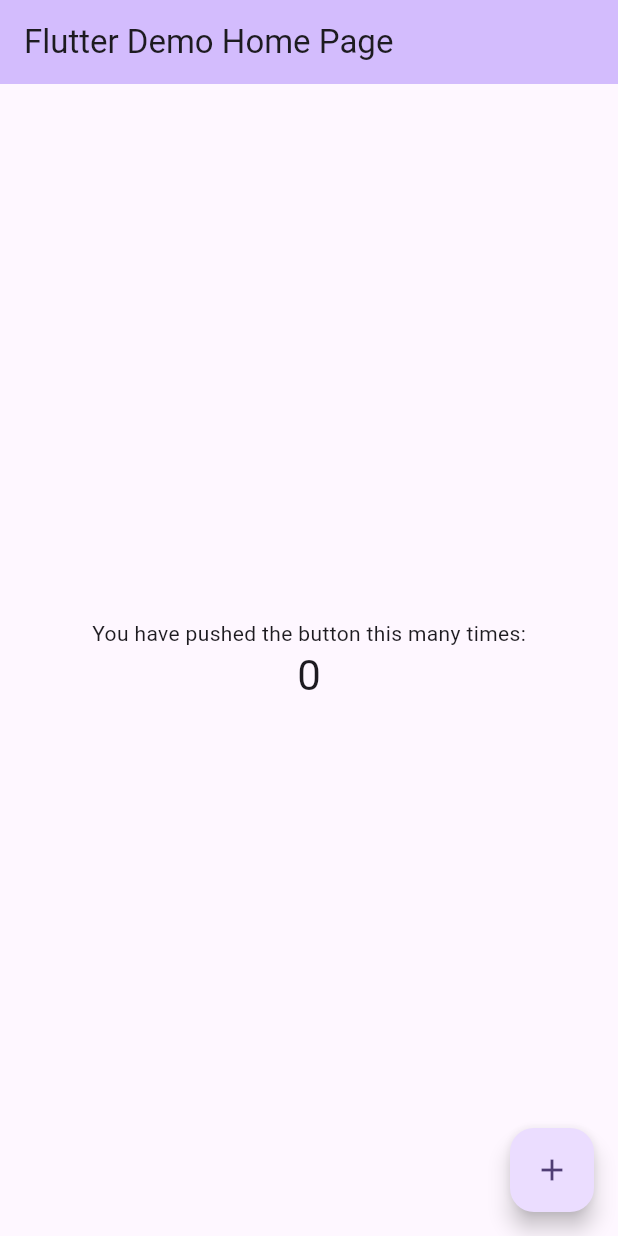
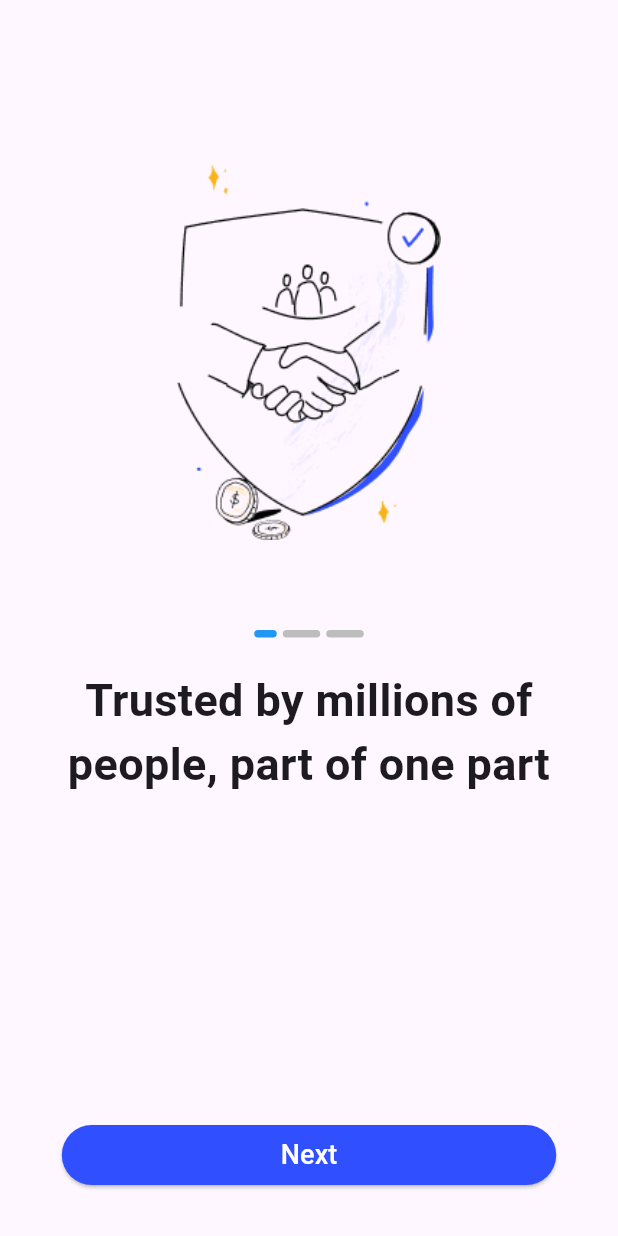
Before and after one commit to imwaseemashraf/coinpay_fintech_finance, a Flutter app: the screen it shows after launch, on a phone screen of 412 x 824 dp. Run offline on Flutter 3.47's test engine with Material 3 defaults, Android fonts, the phone set to English and light mode, and no system bars; our stand-ins replace gap.

Commit message:
onboarding

```diff
--- /dev/null
+++ b/lib/common/globalfun/globalfun.dart
@@ -0,0 +1,16 @@
+import 'package:coinpay_fintech_finance/dev_export/dev_export.dart';
+
+// NAVIGATE TO
+navigateToPage(Widget page, BuildContext context) {
+  return Navigator.push(context, MaterialPageRoute(builder: (_) => page));
+}
+
+// APP SCREEN HEIGHT
+appHeight(BuildContext context) {
+  return MediaQuery.sizeOf(context).height;
+}
+
+// APP SCREEN WIDTH
+appWidth(BuildContext context) {
+  return MediaQuery.sizeOf(context).width;
+}
--- /dev/null
+++ b/lib/common/utils/appassets.dart
@@ -0,0 +1,7 @@
+class AppAssets {
+  // ONBOARDING ASSETS
+  static const String splash = "assets/images/Splash.png";
+  static const String onboardingOne = "assets/images/group.png";
+  static const String onboardingTwo = "assets/images/abroad.png";
+  static const String onboardingThree = "assets/images/Money.png";
+}
--- /dev/null
+++ b/lib/common/utils/appcolors.dart
@@ -0,0 +1,9 @@
+import 'dart:ui';
+
+class AppColors {
+  static const primaryColor = Color(0xFF304FFE);
+  static const secondaryColor = Color(0xFF304FFE);
+  static const triColor = Color(0xFF304FFE);
+  static const white = Color(0xFFFFFFFF);
+  static const black = Color(0xFF000000);
+}
--- a/lib/main.dart
+++ b/lib/main.dart
@@ -1,122 +1,13 @@
-import 'package:flutter/material.dart';
+import 'package:coinpay_fintech_finance/dev_export/dev_export.dart';
 
 void main() {
-  runApp(const MyApp());
+  runApp(MyApp());
 }
 
 class MyApp extends StatelessWidget {
   const MyApp({super.key});
-
-  // This widget is the root of your application.
   @override
   Widget build(BuildContext context) {
-    return MaterialApp(
-      title: 'Flutter Demo',
-      theme: ThemeData(
-        // This is the theme of your application.
-        //
-        // TRY THIS: Try running your application with "flutter run". You'll see
-        // the application has a purple toolbar. Then, without quitting the app,
-        // try changing the seedColor in the colorScheme below to Colors.green
-        // and then invoke "hot reload" (save your changes or press the "hot
-        // reload" button in a Flutter-supported IDE, or press "r" if you used
-        // the command line to start the app).
-        //
-        // Notice that the counter didn't reset back to zero; the application
-        // state is not lost during the reload. To reset the state, use hot
-        // restart instead.
-        //
-        // This works for code too, not just values: Most code changes can be
-        // tested with just a hot reload.
-        colorScheme: ColorScheme.fromSeed(seedColor: Colors.deepPurple),
-      ),
-      home: const MyHomePage(title: 'Flutter Demo Home Page'),
-    );
+    return MaterialApp(debugShowCheckedModeBanner: false, home: SplashScreen());
   }
 }
-
-class MyHomePage extends StatefulWidget {
-  const MyHomePage({super.key, required this.title});
-
-  // This widget is the home page of your application. It is stateful, meaning
-  // that it has a State object (defined below) that contains fields that affect
-  // how it looks.
-
-  // This class is the configuration for the state. It holds the values (in this
-  // case the title) provided by the parent (in this case the App widget) and
-  // used by the build method of the State. Fields in a Widget subclass are
-  // always marked "final".
-
-  final String title;
-
-  @override
-  State<MyHomePage> createState() => _MyHomePageState();
-}
-
-class _MyHomePageState extends State<MyHomePage> {
-  int _counter = 0;
-
-  void _incrementCounter() {
-    setState(() {
-      // This call to setState tells the Flutter framework that something has
-      // changed in this State, which causes it to rerun the build method below
-      // so that the display can reflect the updated values. If we changed
-      // _counter without calling setState(), then the build method would not be
-      // called again, and so nothing would appear to happen.
-      _counter++;
-    });
-  }
-
-  @override
-  Widget build(BuildContext context) {
-    // This method is rerun every time setState is called, for instance as done
-    // by the _incrementCounter method above.
-    //
-    // The Flutter framework has been optimized to make rerunning build methods
-    // fast, so that you can just rebuild anything that needs updating rather
-    // than having to individually change instances of widgets.
-    return Scaffold(
-      appBar: AppBar(
-        // TRY THIS: Try changing the color here to a specific color (to
-        // Colors.amber, perhaps?) and trigger a hot reload to see the AppBar
-        // change color while the other colors stay the same.
-        backgroundColor: Theme.of(context).colorScheme.inversePrimary,
-        // Here we take the value from the MyHomePage object that was created by
-        // the App.build method, and use it to set our appbar title.
-        title: Text(widget.title),
-      ),
-      body: Center(
-        // Center is a layout widget. It takes a single child and positions it
-        // in the middle of the parent.
-        child: Column(
-          // Column is also a layout widget. It takes a list of children and
-          // arranges them vertically. By default, it sizes itself to fit its
-          // children horizontally, and tries to be as tall as its parent.
-          //
-          // Column has various properties to control how it sizes itself and
-          // how it positions its children. Here we use mainAxisAlignment to
-          // center the children vertically; the main axis here is the vertical
-          // axis because Columns are vertical (the cross axis would be
-          // horizontal).
-          //
-          // TRY THIS: Invoke "debug painting" (choose the "Toggle Debug Paint"
-          // action in the IDE, or press "p" in the console), to see the
-          // wireframe for each widget.
-          mainAxisAlignment: MainAxisAlignment.center,
-          children: <Widget>[
-            const Text('You have pushed the button this many times:'),
-            Text(
-              '$_counter',
-              style: Theme.of(context).textTheme.headlineMedium,
-            ),
-          ],
-        ),
-      ),
-      floatingActionButton: FloatingActionButton(
-        onPressed: _incrementCounter,
-        tooltip: 'Increment',
-        child: const Icon(Icons.add),
-      ), // This trailing comma makes auto-formatting nicer for build methods.
-    );
-  }
-}
--- /dev/null
+++ b/lib/models/onboardingmodel/onboarding_model.dart
@@ -0,0 +1,6 @@
+class OnboardingPage {
+  final String imagePath;
+  final String title;
+
+  OnboardingPage({required this.imagePath, required this.title});
+}
--- /dev/null
+++ b/lib/view/screens/onboarding/onboarding_screen.dart
@@ -0,0 +1,111 @@
+import '../../../dev_export/dev_export.dart';
+
+class OnBoardingScreen extends StatefulWidget {
+  const OnBoardingScreen({super.key});
+
+  @override
+  State<OnBoardingScreen> createState() => _OnBoardingScreenState();
+}
+
+class _OnBoardingScreenState extends State<OnBoardingScreen> {
+  final PageController pageController = PageController();
+  int currentIndex = 0;
+  final List<OnboardingPage> onboardingPages = [
+    OnboardingPage(
+      imagePath: AppAssets.onboardingOne,
+      title: 'Trusted by millions of people, part of one part',
+    ),
+    OnboardingPage(
+      imagePath: AppAssets.onboardingTwo,
+      title: 'Spend money abroad, and track your expense',
+    ),
+    OnboardingPage(
+      imagePath: AppAssets.onboardingThree,
+      title: 'Receive Money From Anywhere In The World',
+    ),
+  ];
+  void nextPage() {
+    if (currentIndex < onboardingPages.length - 1) {
+      pageController.nextPage(
+        duration: Duration(milliseconds: 300),
+        curve: Curves.ease,
+      );
+    } else {}
+  }
+
+  @override
+  Widget build(BuildContext context) {
+    return Scaffold(
+      body: Padding(
+        padding: const EdgeInsets.symmetric(horizontal: 20.0, vertical: 30),
+        child: Column(
+          children: <Widget>[
+            Expanded(
+              child: PageView.builder(
+                itemCount: onboardingPages.length,
+                controller: pageController,
+                onPageChanged: (index) {
+                  currentIndex = index;
+                  setState(() {});
+                },
+                itemBuilder: (context, index) {
+                  final page = onboardingPages[index];
+                  return Padding(
+                    padding: const EdgeInsets.symmetric(
+                      horizontal: 24,
+                      vertical: 20,
+                    ),
+                    child: Column(
+                      spacing: 20,
+                      children: <Widget>[
+                        Gap(40),
+                        Image.asset(page.imagePath, height: 250),
+                        Gap(20),
+                        Row(
+                          mainAxisAlignment: MainAxisAlignment.center,
+                          children: List.generate(onboardingPages.length, (i) {
+                            return Container(
+                              margin: const EdgeInsets.symmetric(horizontal: 2),
+                              width: currentIndex == i ? 15 : 25,
+                              height: 5,
+                              decoration: BoxDecoration(
+                                color:
+                                    currentIndex == i
+                                        ? Colors.blue
+                                        : Colors.grey.shade400,
+                                borderRadius: BorderRadius.circular(8),
+                              ),
+                            );
+                          }),
+                        ),
+                        Text(
+                          page.title,
+                          textAlign: TextAlign.center,
+                          style: TextStyle(
+                            fontSize: 30,
+                            fontWeight: FontWeight.bold,
+                          ),
+                        ),
+                      ],
+                    ),
+                  );
+                },
+              ),
+            ),
+            ElevatedButton(
+              style: ElevatedButton.styleFrom(
+                backgroundColor: AppColors.primaryColor,
+                minimumSize: Size(appWidth(context) * 0.8, 40),
+              ),
+              onPressed: nextPage,
+              child: const Text(
+                "Next",
+                style: TextStyle(color: AppColors.white, fontSize: 18),
+              ),
+            ),
+          ],
+        ),
+      ),
+    );
+  }
+}
--- a/pubspec.yaml
+++ b/pubspec.yaml
@@ -34,6 +34,7 @@ dependencies:
   # The following adds the Cupertino Icons font to your application.
   # Use with the CupertinoIcons class for iOS style icons.
   cupertino_icons: ^1.0.8
+  gap: ^3.0.1
 
 dev_dependencies:
   flutter_test:
@@ -58,8 +59,8 @@ flutter:
   uses-material-design: true
 
   # To add assets to your application, add an assets section, like this:
-  # assets:
-  #   - images/a_dot_burr.jpeg
+  assets:
+    - assets/images/
   #   - images/a_dot_ham.jpeg
 
   # An image asset can refer to one or more resolution-specific "variants", see
```
Also changed, not shown: lib/dev_export/dev_export.dart (added, +8 -0 lines), lib/view/screens/splash_screen.dart (added, +34 -0 lines), assets/images/Money.png (added), assets/images/Splash.png (added), assets/images/abroad.png (added), assets/images/group.png (added), pubspec.lock.
